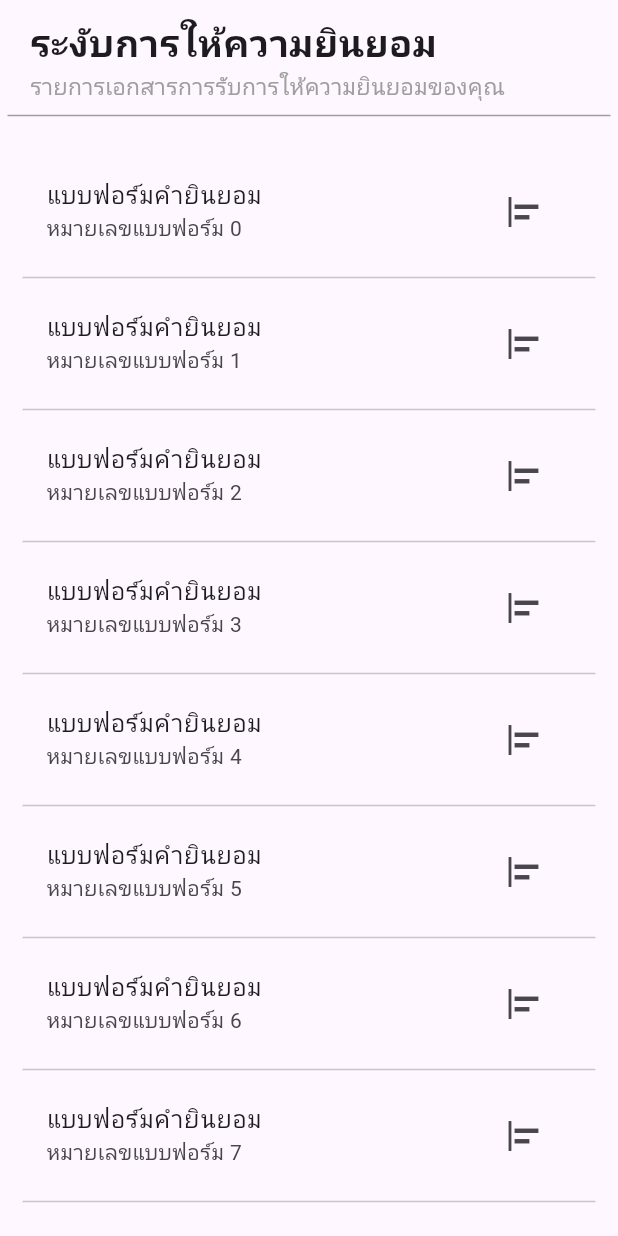
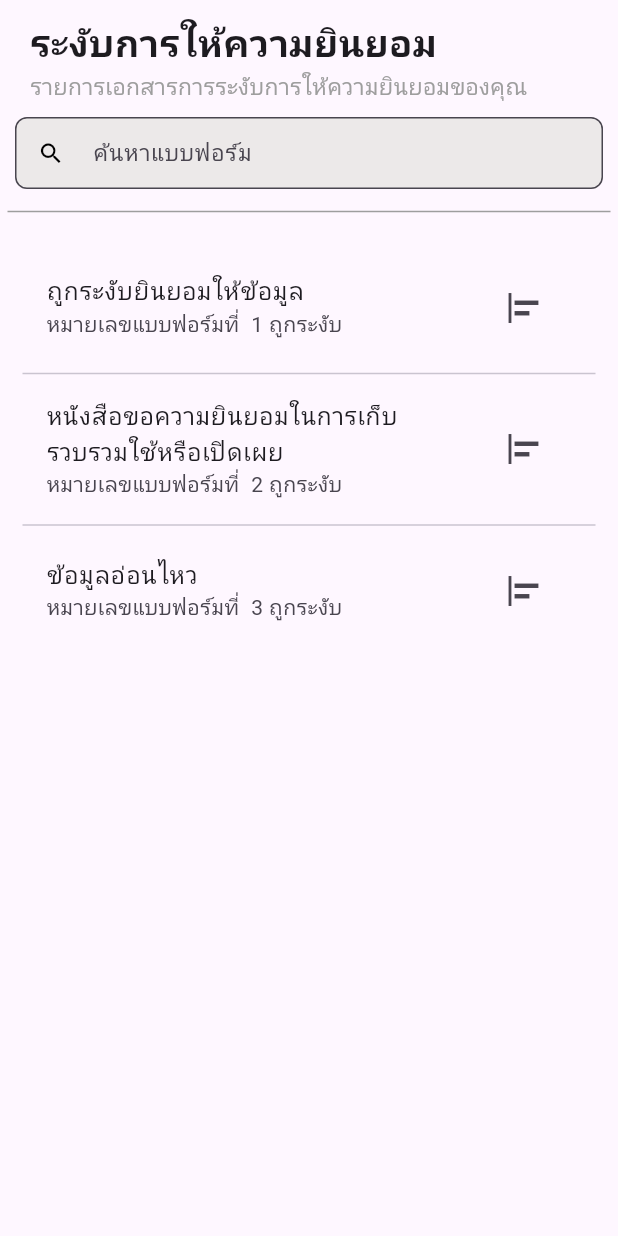
Before and after one commit to i34NK/ProjectFlutter, a Flutter app: the SuspendedPage screen opened directly, on a phone screen of 412 x 824 dp. Run offline on Flutter 3.47's test engine with Material 3 defaults, Android fonts, the light colour scheme and no system bars; our stand-ins replace country_picker, data_table_2, otp_text_field, quickalert.

Commit message:
add searchbar and edit data

```diff
--- /dev/null
+++ b/flutter_application_register/lib/model/example_suspended.dart
@@ -0,0 +1,8 @@
+class SuspendedConsentModel {
+  String? consenttitle;
+  int? numberconsent;
+  String? description;
+  String? status;
+
+  SuspendedConsentModel(this.consenttitle, this.numberconsent, this.description,this.status);
+}
--- a/flutter_application_register/lib/page/activitie.dart
+++ b/flutter_application_register/lib/page/activitie.dart
@@ -100,6 +100,7 @@ class _ActivitieState extends State<Activitie> {
           ),
           label: 'ความยินยอมที่ระงับ',
         ),
+
       ],
       onTap: (int index) {
         _pageController.animateToPage(
@@ -108,6 +109,7 @@ class _ActivitieState extends State<Activitie> {
           curve: Curves.easeInOut,
         );
       },
+
     );
   }
 
--- a/flutter_application_register/lib/page/registerpage.dart
+++ b/flutter_application_register/lib/page/registerpage.dart
@@ -89,6 +89,9 @@ class _RegisterPageState extends State<RegisterPage> {
                       // ตรวจสอบความยาวของหมายเลขโทรศัพท์
                       if (value.length < 10) {
                         return 'หมายเลขโทรศัพท์ต้องมีอย่างน้อย 10 ตัว';
+                      }
+                      if(value.length >10){
+                        return 'หมายเลขโทรศัพท์ต้องมีน้อยกว่า 10 ตัว';
                       }
                       // กรณีผ่านการตรวจสอบทั้งหมด
                       return null;
--- a/flutter_application_register/lib/page/suspended.dart
+++ b/flutter_application_register/lib/page/suspended.dart
@@ -1,4 +1,5 @@
 import 'package:flutter/material.dart';
+import 'package:flutter_application_register/model/example_suspended.dart';
 
 class SuspendedPage extends StatefulWidget {
   const SuspendedPage({super.key});
@@ -8,43 +9,27 @@ class SuspendedPage extends StatefulWidget {
 }
 
 class _SuspendedPageState extends State<SuspendedPage> {
+  static List<SuspendedConsentModel> consenttitle = [
+    SuspendedConsentModel('ถูกระงับยินยอมให้ข้อมูล', 1, 'หมายเลขแบบฟอร์มที่ ','ถูกระงับ'),
+    SuspendedConsentModel('หนังสือขอความยินยอมในการเก็บรวบรวมใช้หรือเปิดเผย', 2,
+        'หมายเลขแบบฟอร์มที่ ','ถูกระงับ'),
+    SuspendedConsentModel('ข้อมูลอ่อนไหว', 3, 'หมายเลขแบบฟอร์มที่ ','ถูกระงับ'),
+  ];
+
+  List<SuspendedConsentModel> display_list = List.from(consenttitle);
+
+  void updateList(String value) {
+    setState(() {
+      display_list = consenttitle
+          .where((element) =>
+              element.consenttitle!.toLowerCase().contains(value.toLowerCase()))
+          .toList();
+    });
+  }
+
   @override
   Widget build(BuildContext context) {
     return Scaffold(
-      // appBar: AppBar(
-      //   backgroundColor: Colors.white,
-      //   toolbarHeight: 80,
-      //   leading: CircleAvatar(
-      //     backgroundColor: Colors.transparent,
-      //     child: Container(
-      //       width: 50,
-      //       height: 50,
-      //       decoration: BoxDecoration(
-      //         shape: BoxShape.circle,
-      //         image: DecorationImage(
-      //           fit: BoxFit.fill,
-      //           image: AssetImage('images/woman.png'),
-      //         ),
-      //       ),
-      //     ),
-      //   ),
-      //   title: Column(
-      //     crossAxisAlignment: CrossAxisAlignment.start,
-      //     children: [
-      //       Text(
-      //         "Username",
-      //         style: TextStyle(color: Colors.black, fontSize: 10),
-      //       ),
-      //       SizedBox(
-      //         height: 5,
-      //       ),
-      //       Text(
-      //         "Joeshingshue",
-      //         style: TextStyle(color: Colors.black, fontSize: 15),
-      //       ),
-      //     ],
-      //   ),
-      // ),
       body: DefaultTabController(
         length: 1,
         child: Column(
@@ -57,8 +42,26 @@ class _SuspendedPageState extends State<SuspendedPage> {
             ),
             Padding(
               padding: EdgeInsets.only(left: 20), // ระยะห่าง
-              child: Text('รายการเอกสารการรับการให้ความยินยอมของคุณ',
+              child: Text('รายการเอกสารการระงับการให้ความยินยอมของคุณ',
                   style: TextStyle(fontSize: 15, color: Colors.grey)),
+            ),
+            SizedBox(height: 10),
+            Padding(
+              padding: EdgeInsets.fromLTRB(10, 1, 10, 5),
+              child: TextField(
+                decoration: InputDecoration(
+                  filled: true,
+                  fillColor: Color.fromARGB(255, 236, 233, 233),
+                  border: OutlineInputBorder(
+                    borderRadius: BorderRadius.circular(8.0),
+                  ),
+                  hintText: 'ค้นหาแบบฟอร์ม',
+                  hintStyle: TextStyle(fontSize: 15),
+                  prefixIcon: Icon(Icons.search),
+                  prefixIconColor: Colors.black,
+                  isDense: true,
+                ),
+              ),
             ),
             Container(
               margin: EdgeInsets.fromLTRB(5, 2, 5, 5),
@@ -72,14 +75,15 @@ class _SuspendedPageState extends State<SuspendedPage> {
                 children: [
                   ListView.separated(
                     padding: EdgeInsets.all(15),
-                    itemCount: 10,
+                    itemCount: display_list.length,
                     separatorBuilder: (BuildContext context, int index) =>
                         Divider(),
                     itemBuilder: (context, index) {
                       return ListTile(
                         onTap: () {},
-                        title: Text('แบบฟอร์มคำยินยอม'),
-                        subtitle: Text('หมายเลขแบบฟอร์ม $index'),
+                        title: Text(display_list[index].consenttitle!),
+                        subtitle: Text(
+                            '${display_list[index].description!} ${display_list[index].numberconsent} ${display_list[index].status}'),
                         trailing: IconButton(
                           icon: Icon(Icons.align_horizontal_left_sharp),
                           onPressed: () {
@@ -107,11 +111,9 @@ class _SuspendedPageState extends State<SuspendedPage> {
           content: Text(
               'Lorem ipsum dolor sit amet consectetur adipiscing elit. Vivamus ipsum est tincidunt sit amet posuere vel, luctus vel dolor. Suspendisse potenti. Curabitur vel mauris vel tortor pellentesque tempor. Pellentesque sodales, erat id congue blandit ipsum metus molestie arcu ac hendrerit felis est id leo. Pellentesque dolor ligula feugiat in diam nec lacinia tristique dui. Donec molestie ex eget purus malesuada egestas. Quisque commodo sagittis ante ac viverra. In id nulla nunc. Nulla elementum eros at vestibulum dignissim. Sed et lacinia est. Mauris non semper sapien. Lorem ipsum dolor sit amet consectetur adipiscing elit'),
           actions: <Widget>[
-
             TextButton(
               onPressed: () {
                 Navigator.of(context).pop();
-
               },
               child: Text('ระงับ'),
             ),
```
Also changed, not shown: flutter_application_register/lib/model/example_consent.dart (added, +8 -0 lines), flutter_application_register/lib/page/consentdata.dart (+45 -8 lines).
